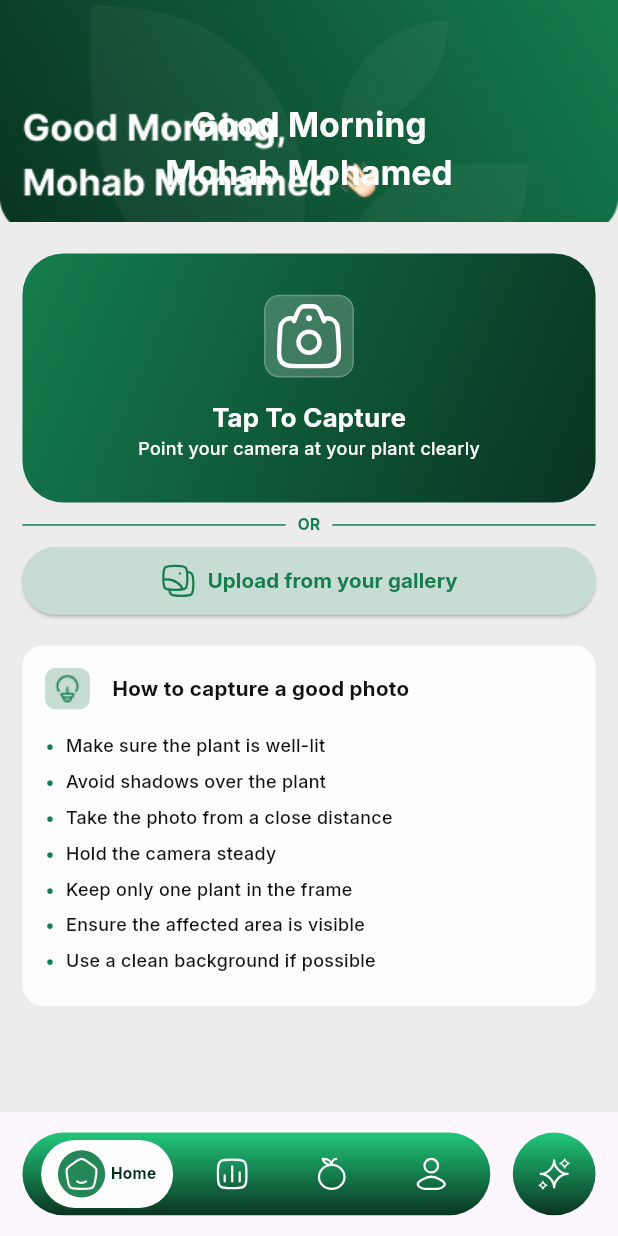
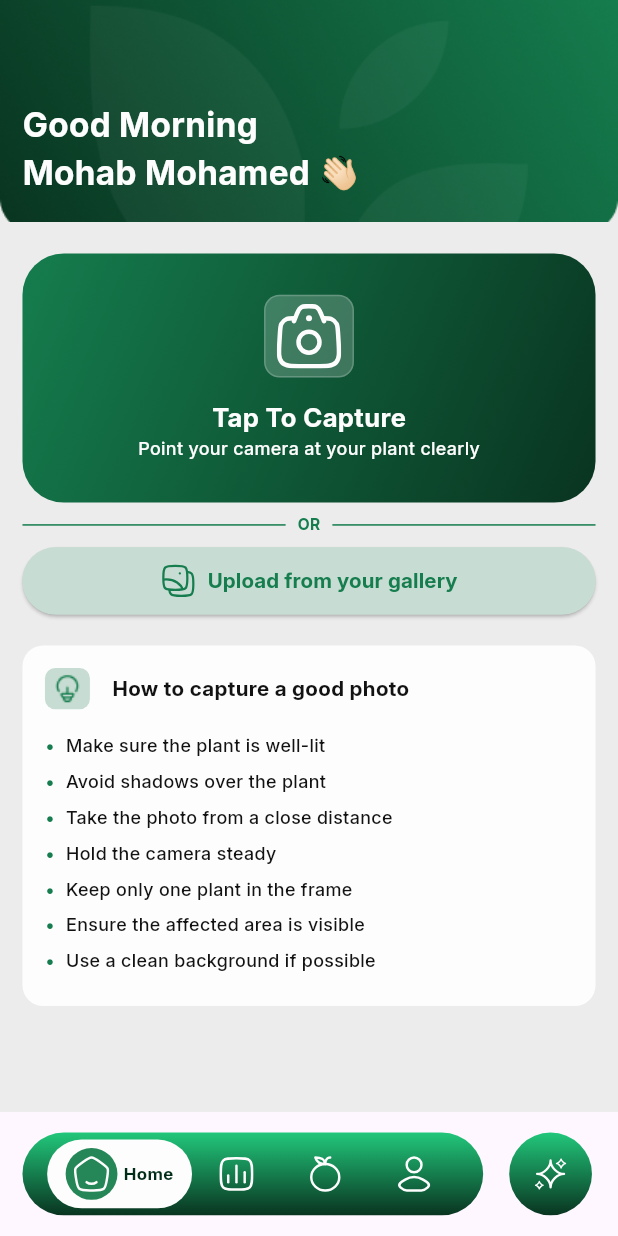
Before and after one commit to mariev-asheaa/Thamara, a Flutter app: the MainLayoutView screen opened by its route, on a phone screen of 412 x 824 dp. Run offline on Flutter 3.47's test engine with Material 3 defaults, Android fonts, the phone set to English and light mode, and no system bars; drawn by our look-alikes of google_nav_bar; our stand-ins replace bloc, country_code_picker, dartz, device_info_plus, device_preview, dio and 13 more; accounts and stored records are empty.

Commit message:
update HomeView UI

```diff
--- a/lib/core/widgets/custom_header.dart
+++ b/lib/core/widgets/custom_header.dart
@@ -16,7 +16,7 @@ class CustomHeader extends StatelessWidget {
       child: Stack(
         children: [
           Image.asset(
-            'assets/images/Header.png',
+            'assets/images/appbar.png',
             width: MediaQuery.of(context).size.width,
             height: 172.h,
             fit: BoxFit.cover,
--- a/lib/core/widgets/custome_nav_bar.dart
+++ b/lib/core/widgets/custome_nav_bar.dart
@@ -10,47 +10,51 @@ import '../color_manager/app_colors.dart';
 class CustomNavBar extends StatefulWidget {
   final int selectedIndex;
   final Function(int) onTabChange;
-  const CustomNavBar({super.key, required this.selectedIndex, required this.onTabChange});
+  const CustomNavBar({
+    super.key,
+    required this.selectedIndex,
+    required this.onTabChange,
+  });
 
   @override
   State<CustomNavBar> createState() => _CustomNavBarState();
 }
 
 class _CustomNavBarState extends State<CustomNavBar> {
-
-
   @override
   Widget build(BuildContext context) {
     return Padding(
-      padding: EdgeInsets.symmetric(horizontal: 16.w,vertical:16.h ),
+      padding: EdgeInsets.symmetric(horizontal: 16.w, vertical: 16.h),
       child: Row(
         children: [
-          Expanded(
+          Flexible(
             child: Container(
               height: 64.h,
               decoration: BoxDecoration(
                 borderRadius: BorderRadius.circular(500.r),
-                gradient:  LinearGradient(
+                gradient: LinearGradient(
                   begin: Alignment.topCenter,
                   end: Alignment.bottomCenter,
-                  colors: [
-                    AppColors.gradient2,
-                    AppColors.gradient1,
-                  ],
+                  colors: [AppColors.gradient2, AppColors.gradient1],
                 ),
               ),
 
+              child: FittedBox(
+               child : Padding(
+                  padding: EdgeInsets.symmetric(horizontal: 16.w),
                   child: GNav(
                     selectedIndex: widget.selectedIndex,
                     onTabChange: (index) {
+                      widget.onTabChange(index);
+                    },
 
-                   widget.onTabChange(index);
-
-                },
-                mainAxisAlignment: MainAxisAlignment.spaceEvenly,
                     gap: 4.w,
                     tabBackgroundColor: AppColors.whiteColor,
-                padding: EdgeInsets.symmetric(horizontal: 12.w, vertical: 8.h),
+
+                    padding: EdgeInsets.symmetric(
+                      horizontal: 12.w,
+                      vertical: 6.h,
+                    ),
                     tabs: [
                       buildGButton(
                         index: 0,
@@ -65,7 +69,7 @@ class _CustomNavBarState extends State<CustomNavBar> {
                       buildGButton(
                         index: 2,
                         iconPath: 'assets/images/orange.svg',
-                    label: ' my plants',
+                        label: 'plants',
                       ),
                       buildGButton(
                         index: 3,
@@ -74,34 +78,26 @@ class _CustomNavBarState extends State<CustomNavBar> {
                       ),
                     ],
                   ),
-
+                ),
+              ),
             ),
           ),
           SizedBox(width: 16.w),
           Container(
             height: 64.h,
-            width: 64.h,
+            width: 64.w,
             decoration: BoxDecoration(
               shape: BoxShape.circle,
               gradient: LinearGradient(
                 begin: Alignment.topCenter,
                 end: Alignment.bottomCenter,
-                colors: [
-                  AppColors.gradient2,
-                  AppColors.gradient1,
-                ],
+                colors: [AppColors.gradient2, AppColors.gradient1],
               ),
             ),
             child: GestureDetector(
-    onTap: (){
-
-    }
-
-             , child: Center(
-                child: SvgPicture.asset(
-                  'assets/images/chatbot.svg',
-
-                ),
+              onTap: () {},
+              child: Center(
+                child: SvgPicture.asset('assets/images/chatbot.svg'),
               ),
             ),
           ),
@@ -110,31 +106,27 @@ class _CustomNavBarState extends State<CustomNavBar> {
     );
   }
 
-
   GButton buildGButton({
     required int index,
     required String iconPath,
     required String label,
   }) {
-
-    bool isSelected =  widget.selectedIndex == index;
+    bool isSelected = widget.selectedIndex == index;
 
     return GButton(
       icon: Icons.home,
       text: label,
-      textStyle: TextStyleManager.font12Bold.copyWith(color: AppColors.darkPrimary2),
+      textStyle: TextStyleManager.font12Bold.copyWith(
+        color: AppColors.darkPrimary2,
+      ),
       leading: Container(
         padding: EdgeInsets.all(4.w),
         decoration: BoxDecoration(
           shape: BoxShape.circle,
           color: isSelected ? AppColors.secondaryColor2 : Colors.transparent,
         ),
-        child: SvgPicture.asset(
-          iconPath,
-
+        child: SvgPicture.asset(iconPath),
       ),
-        ),
-
     );
   }
 }
--- a/lib/features/auth/login/presentation/widgets/terms_and_policy_text.dart
+++ b/lib/features/auth/login/presentation/widgets/terms_and_policy_text.dart
@@ -14,6 +14,7 @@ class TermsAndPolicyText extends StatelessWidget {
       padding: EdgeInsets.symmetric(horizontal: 25.w,vertical: 16.h),
       child: GestureDetector(
         onTap: (){
+          print("Navigate to OTP");
           context.pushWithNamed(Routes.homeView);
         },
         child: Wrap(
--- a/lib/features/home/presentation/home_view.dart
+++ b/lib/features/home/presentation/home_view.dart
@@ -21,15 +21,13 @@ class HomeView extends StatelessWidget {
         child: Column(
           crossAxisAlignment: CrossAxisAlignment.start,
           children: [
-            SizedBox(
-              width: double.infinity,
-              child: CustomHeader(
-                child: Column(
-                  children: [
-                    Text('Good Morning', style: TextStyleManager.font26Bold),
-                    Text('Mohab Mohamed', style: TextStyleManager.font26Bold),
-                  ],
-                ),
+            CustomHeader(
+              child: Column(
+                crossAxisAlignment: CrossAxisAlignment.start,
+                children: [
+                  Text('Good Morning', style: TextStyleManager.font26Bold),
+                  Text('Mohab Mohamed 👋🏻', style: TextStyleManager.font26Bold),
+                ],
               ),
             ),
 
--- a/lib/main.dart
+++ b/lib/main.dart
@@ -22,7 +22,7 @@ Future<void> main()async{
   ]);
   runApp(
     DevicePreview(
-      enabled: false,
+      enabled:false,
       builder: (context) => EasyLocalization(
         useOnlyLangCode: true,
         supportedLocales: const [Locale('ar'), Locale('en')],
```
Also changed, not shown: assets/images/appbar.png (added). Lines whose indentation alone changed are shown as unchanged.
